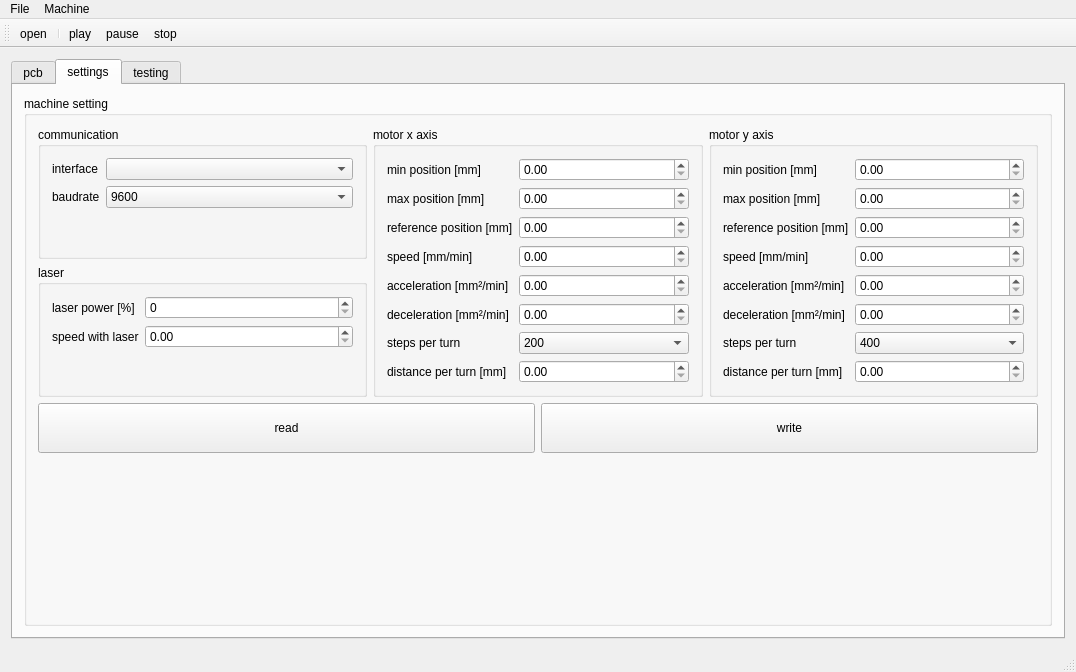
The window that gui/src/mainwindow.ui (wenndemann/Laser-Exposer) describes before a commit, drawn with Qt 5.
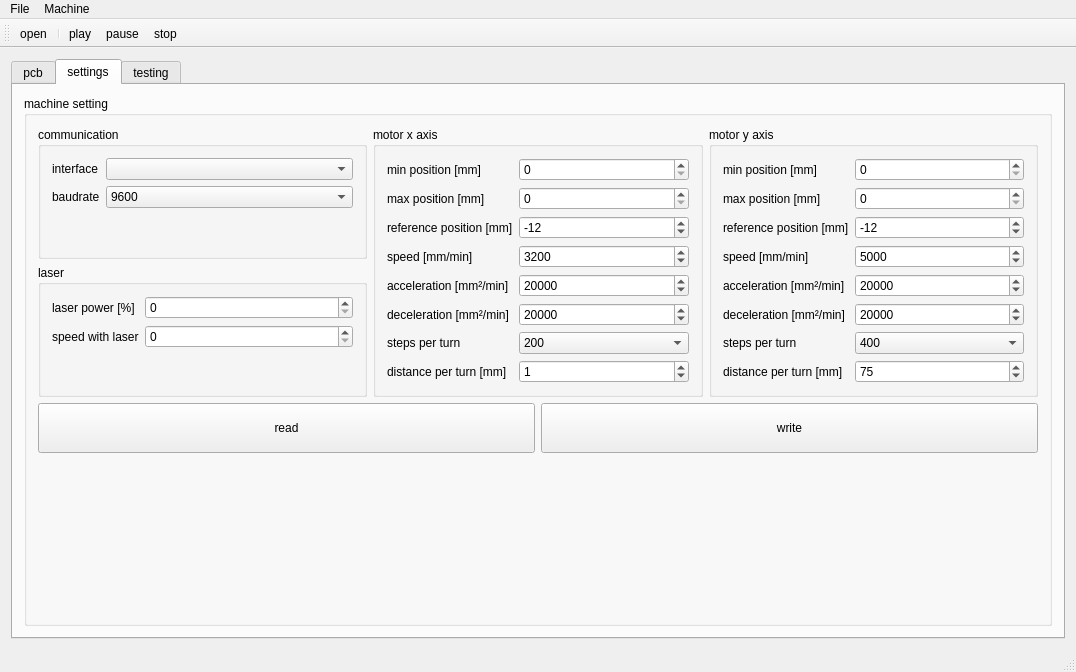
The same window after the commit. Icons and pictures are not drawn. Custom widgets are drawn as their Qt base class.

What changed in the file:
```diff
--- a/gui/src/mainwindow.ui
+++ b/gui/src/mainwindow.ui
@@ -194,7 +194,11 @@
                      </widget>
                     </item>
                     <item row="1" column="1">
-                     <widget class="QDoubleSpinBox" name="dsbLaserSpeed"/>
+                     <widget class="QSpinBox" name="sbLaserSpeed">
+                      <property name="maximum">
+                       <number>9999</number>
+                      </property>
+                     </widget>
                     </item>
                    </layout>
                   </widget>
@@ -217,9 +221,6 @@
                     </property>
                    </widget>
                   </item>
-                  <item row="0" column="1">
-                   <widget class="QDoubleSpinBox" name="dsbMinPosX"/>
-                  </item>
                   <item row="1" column="0">
                    <widget class="QLabel" name="lblMaxPosX">
                     <property name="text">
@@ -227,9 +228,6 @@
                     </property>
                    </widget>
                   </item>
-                  <item row="1" column="1">
-                   <widget class="QDoubleSpinBox" name="dsbMaxPosX"/>
-                  </item>
                   <item row="2" column="0">
                    <widget class="QLabel" name="lblRefPosX">
                     <property name="text">
@@ -237,9 +235,6 @@
                     </property>
                    </widget>
                   </item>
-                  <item row="2" column="1">
-                   <widget class="QDoubleSpinBox" name="dsbRefPosX"/>
-                  </item>
                   <item row="3" column="0">
                    <widget class="QLabel" name="lblSpeedX">
                     <property name="text">
@@ -247,9 +242,6 @@
                     </property>
                    </widget>
                   </item>
-                  <item row="3" column="1">
-                   <widget class="QDoubleSpinBox" name="dsbSpeedX"/>
-                  </item>
                   <item row="4" column="0">
                    <widget class="QLabel" name="lblAccX">
                     <property name="text">
@@ -257,9 +249,6 @@
                     </property>
                    </widget>
                   </item>
-                  <item row="4" column="1">
-                   <widget class="QDoubleSpinBox" name="dsbAccX"/>
-                  </item>
                   <item row="5" column="0">
                    <widget class="QLabel" name="lblDecX">
                     <property name="text">
@@ -267,9 +256,6 @@
                     </property>
                    </widget>
                   </item>
-                  <item row="5" column="1">
-                   <widget class="QDoubleSpinBox" name="dsbDecX"/>
-                  </item>
                   <item row="6" column="0">
                    <widget class="QLabel" name="lblStepsPerTurnX">
                     <property name="text">
@@ -318,8 +304,69 @@
                     </property>
                    </widget>
                   </item>
+                  <item row="0" column="1">
+                   <widget class="QSpinBox" name="sbMinPosX">
+                    <property name="maximum">
+                     <number>999</number>
+                    </property>
+                   </widget>
+                  </item>
+                  <item row="1" column="1">
+                   <widget class="QSpinBox" name="sbMaxPosX">
+                    <property name="maximum">
+                     <number>999</number>
+                    </property>
+                   </widget>
+                  </item>
+                  <item row="2" column="1">
+                   <widget class="QSpinBox" name="sbRefPosX">
+                    <property name="minimum">
+                     <number>-999</number>
+                    </property>
+                    <property name="maximum">
+                     <number>999</number>
+                    </property>
+                    <property name="value">
+                     <number>-12</number>
+                    </property>
+                   </widget>
+                  </item>
+                  <item row="3" column="1">
+                   <widget class="QSpinBox" name="sbSpeedX">
+                    <property name="maximum">
+                     <number>9999</number>
+                    </property>
+                    <property name="value">
+                     <number>3200</number>
+                    </property>
+                   </widget>
+                  </item>
+                  <item row="4" column="1">
+                   <widget class="QSpinBox" name="sbAccX">
+                    <property name="maximum">
+                     <number>99999</number>
+                    </property>
+                    <property name="value">
+                     <number>20000</number>
+                    </property>
+                   </widget>
+                  </item>
+                  <item row="5" column="1">
+                   <widget class="QSpinBox" name="sbDecX">
+                    <property name="maximum">
+                     <number>99999</number>
+                    </property>
+                    <property name="value">
+                     <number>20000</number>
+                    </property>
+                   </widget>
+                  </item>
                   <item row="7" column="1">
-                   <widget class="QDoubleSpinBox" name="dsbDistPerTurnX"/>
+                   <widget class="QSpinBox" name="sbDistPerTurnX">
+                    <property name="value">
+                     <number>1</number>
+                    </property>
+                   </widget>
                   </item>
                  </layout>
                 </widget>
@@ -340,9 +387,6 @@
                     </property>
                    </widget>
                   </item>
-                  <item row="2" column="1">
-                   <widget class="QDoubleSpinBox" name="dsbRefPosY"/>
-                  </item>
                   <item row="0" column="0">
                    <widget class="QLabel" name="lblMinPosY">
                     <property name="text">
@@ -350,9 +394,6 @@
                     </property>
                    </widget>
                   </item>
-                  <item row="0" column="1">
-                   <widget class="QDoubleSpinBox" name="dsbMinPosY"/>
-                  </item>
                   <item row="1" column="0">
                    <widget class="QLabel" name="lblMaxPosY">
                     <property name="text">
@@ -360,9 +401,6 @@
                     </property>
                    </widget>
                   </item>
-                  <item row="1" column="1">
-                   <widget class="QDoubleSpinBox" name="dsbMaxPosY"/>
-                  </item>
                   <item row="3" column="0">
                    <widget class="QLabel" name="lblSpeedY">
                     <property name="text">
@@ -370,9 +408,6 @@
                     </property>
                    </widget>
                   </item>
-                  <item row="3" column="1">
-                   <widget class="QDoubleSpinBox" name="dsbSpeedY"/>
-                  </item>
                   <item row="4" column="0">
                    <widget class="QLabel" name="lblAccY">
                     <property name="text">
@@ -380,9 +415,6 @@
                     </property>
                    </widget>
                   </item>
-                  <item row="4" column="1">
-                   <widget class="QDoubleSpinBox" name="dsbAccY"/>
-                  </item>
                   <item row="5" column="0">
                    <widget class="QLabel" name="lblDecY">
                     <property name="text">
@@ -390,9 +422,6 @@
                     </property>
                    </widget>
                   </item>
-                  <item row="5" column="1">
-                   <widget class="QDoubleSpinBox" name="dsbDecY"/>
-                  </item>
                   <item row="6" column="0">
                    <widget class="QLabel" name="lblStepsPerTurnY">
                     <property name="text">
@@ -441,8 +470,69 @@
                     </property>
                    </widget>
                   </item>
+                  <item row="0" column="1">
+                   <widget class="QSpinBox" name="sbMinPosY">
+                    <property name="maximum">
+                     <number>999</number>
+                    </property>
+                   </widget>
+                  </item>
+                  <item row="1" column="1">
+                   <widget class="QSpinBox" name="sbMaxPosY">
+                    <property name="maximum">
+                     <number>999</number>
+                    </property>
+                   </widget>
+                  </item>
+                  <item row="2" column="1">
+                   <widget class="QSpinBox" name="sbRefPosY">
+                    <property name="minimum">
+                     <number>-999</number>
+                    </property>
+                    <property name="maximum">
+                     <number>999</number>
+                    </property>
+                    <property name="value">
+                     <number>-12</number>
+                    </property>
+                   </widget>
+                  </item>
+                  <item row="3" column="1">
+                   <widget class="QSpinBox" name="sbSpeedY">
+                    <property name="maximum">
+                     <number>9999</number>
+                    </property>
+                    <property name="value">
+                     <number>5000</number>
+                    </property>
+                   </widget>
+                  </item>
+                  <item row="4" column="1">
+                   <widget class="QSpinBox" name="sbAccY">
+                    <property name="maximum">
+                     <number>99999</number>
+                    </property>
+                    <property name="value">
+                     <number>20000</number>
+                    </property>
+                   </widget>
+                  </item>
+                  <item row="5" column="1">
+                   <widget class="QSpinBox" name="sbDecY">
+                    <property name="maximum">
+                     <number>99999</number>
+                    </property>
+                    <property name="value">
+                     <number>20000</number>
+                    </property>
+                   </widget>
+                  </item>
                   <item row="7" column="1">
-                   <widget class="QDoubleSpinBox" name="dsbDistPerTurnY"/>
+                   <widget class="QSpinBox" name="sbDistPerTurnY">
+                    <property name="value">
+                     <number>75</number>
+                    </property>
+                   </widget>
                   </item>
                  </layout>
                 </widget>
```
Left out of the diff: 322 changed lines with no effect on the pictures.
